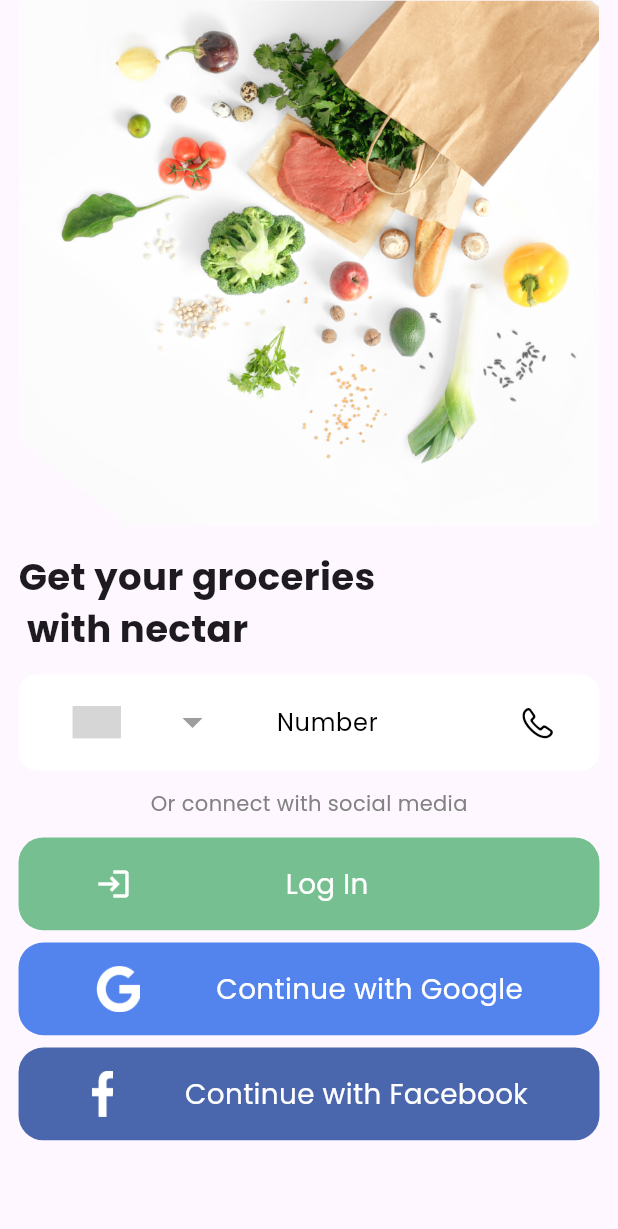
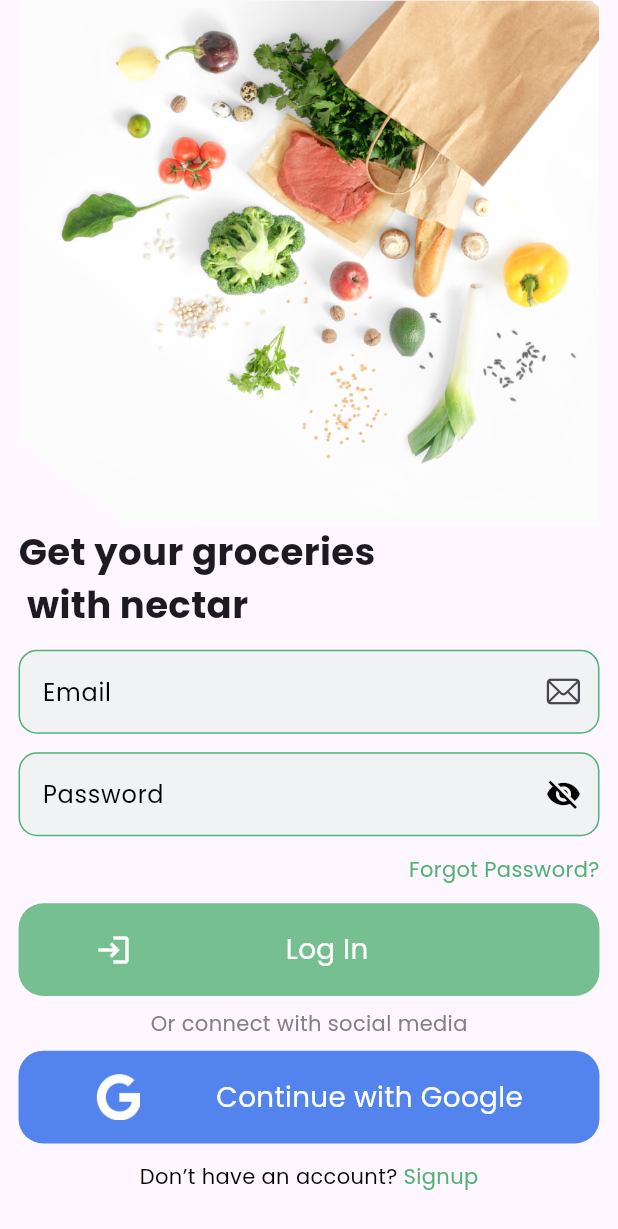
Before and after one commit to shibii787/nectar_project1, a Flutter app: the signPage screen opened directly, on a phone screen of 412 x 824 dp. Shown: the top 1229 px of the screen. Run offline on Flutter 3.47's test engine with Material 3 defaults, Android fonts, the phone set to English and light mode, and no system bars; drawn by our look-alikes of country_code_picker; our stand-ins replace carousel_slider, cloud_firestore, firebase_auth, firebase_core, firebase_storage, flutter_riverpod and 10 more; missing offline and left inert: animated_rating_stars, flutter_flip_card; accounts and stored records are empty; grey boxes are pictures that could not be loaded.

Commit message:
edit sign page

```diff
--- a/lib/app_authentication/sign_page.dart
+++ b/lib/app_authentication/sign_page.dart
@@ -1,7 +1,9 @@
 import 'package:country_code_picker/country_code_picker.dart';
 import 'package:flutter/cupertino.dart';
 import 'package:flutter/material.dart';
-import 'package:nectar_project1/app_authentication/log_in.dart';
+import 'package:nectar_project1/app_authentication/forgot_password.dart';
+import 'package:nectar_project1/app_authentication/select_location_page.dart';
+import 'package:nectar_project1/app_authentication/signup_page.dart';
 import 'package:nectar_project1/app_authentication/verification_page.dart';
 import 'package:nectar_project1/core/common/colors.dart';
 import 'package:nectar_project1/core/common/images.dart';
@@ -16,7 +18,17 @@ class signPage extends StatefulWidget {
 }
 
 class _signPageState extends State<signPage> {
+
+  bool tap = true;
+
   TextEditingController numberController = TextEditingController();
+  TextEditingController emailController = TextEditingController();
+  TextEditingController passwordController = TextEditingController();
+
+  final emailValidation =
+  RegExp(r"^[a-z0-9.a-z0-9.!#$%&'*+-/=?^_`{|}~]+@[a-z0-9]+\.[a-z]+");
+  final passwordValidation =
+  RegExp(r"^(?=.*?[A-Z])(?=.*?[a-z])(?=.*?[0-9])(?=.*?[!@#\$&*~]).{8,}$");
 
   final phoneValidation = RegExp(r"[0-9]{10}$");
 
@@ -34,9 +46,6 @@ class _signPageState extends State<signPage> {
             crossAxisAlignment: CrossAxisAlignment.start,
             children: [
               Image.asset(theImages.signimage),
-              SizedBox(
-                height: w * 0.04,
-              ),
               Text(
                 "Get your groceries \n with nectar",
                 style:
@@ -45,58 +54,53 @@ class _signPageState extends State<signPage> {
               SizedBox(height: w * 0.03),
               Container(
                 decoration: BoxDecoration(
-                    color: theColors.primaryColor,
-                    borderRadius: BorderRadius.circular(w * 0.03)),
+                    borderRadius: BorderRadius.circular(w*0.03)
+                ),
                 child: TextFormField(
-                  onFieldSubmitted: (value) {
-                    Navigator.push(
-                        context,
-                        MaterialPageRoute(
-                          builder: (context) => verificationPage(),
-                        ));
-                  },
-                  style: TextStyle(color: theColors.secondary),
-                  maxLength: 10,
-                  controller: numberController,
-                  keyboardType: TextInputType.number,
+                  style: TextStyle(
+                    color: theColors.secondary,
+                  ),
+                  controller: emailController,
                   autovalidateMode: AutovalidateMode.onUserInteraction,
                   validator: (value) {
-                    if (!phoneValidation.hasMatch(value!)) {
-                      return "Enter valid number";
-                    } else {
+                    if(!emailValidation.hasMatch(value!))
+                    {
+                      return "Email";
+                    }
+                    else{
                       return null;
                     }
                   },
                   decoration: InputDecoration(
-                    counterText: "",
-                    hintText: "Enter the number",
-                    hintStyle: TextStyle(color: theColors.secondary),
-                    suffixIconConstraints: BoxConstraints(minWidth: w * 0.2),
-                    suffixIcon: Container(
-                      width: w * 0.07,
-                      height: w * 0.07,
-                      child: Center(
-                          child: Icon(
-                        CupertinoIcons.phone,
-                        color: theColors.secondary,
-                        size: w * 0.06,
-                      )),
+                    filled: true,
+                    fillColor: theColors.third.withOpacity(0.08),
+                    labelText: "Email",
+                    labelStyle: TextStyle(
+                        color: theColors.secondary
                     ),
-                    prefixIcon: CountryCodePicker(
-                      flagDecoration: BoxDecoration(
-                          borderRadius: BorderRadius.circular(w * 0.02)),
-                      initialSelection: "IN",
-                      showDropDownButton: true,
-                      showFlagMain: true,
-                      showFlag: true,
-                      showCountryOnly: false,
-                      hideMainText: true,
+                    hintText: "Enter the Email",
+                    hintStyle: TextStyle(
+                        color: theColors.secondary
+                    ),
+                    suffixIcon: Icon(CupertinoIcons.mail),
+                    enabledBorder: OutlineInputBorder(
+                      borderRadius: BorderRadius.circular(w*0.03),
+                      borderSide: BorderSide(
+                          color: theColors.third
+                      ),
+                    ),
+                    focusedBorder: OutlineInputBorder(
+                      borderRadius: BorderRadius.circular(w*0.03),
+                      borderSide: BorderSide(
+                          color: theColors.third
+                      ),
                     ),
                     border: OutlineInputBorder(
-                        borderRadius: BorderRadius.circular(w * 0.03),
-                        borderSide: BorderSide.none),
-                    label: Text("Number",
-                        style: TextStyle(color: theColors.secondary)),
+                      borderRadius: BorderRadius.circular(w*0.03),
+                      borderSide: BorderSide(
+                          color: theColors.third
+                      ),
+                    ),
                     // focusedBorder: OutlineInputBorder(
                     //   borderRadius: BorderRadius.circular(width*0.03),
                     //     borderSide: BorderSide(
@@ -109,20 +113,96 @@ class _signPageState extends State<signPage> {
               SizedBox(
                 height: w * 0.03,
               ),
-              Center(
-                child: Text(
-                  "Or connect with social media",
+              Container(
+                decoration: BoxDecoration(
+                    borderRadius: BorderRadius.circular(w*0.03)
+                ),
+                child: TextFormField(
                   style: TextStyle(
-                    color: theColors.eleventh,
+                    color: theColors.secondary,
+                  ),
+                  controller: passwordController,
+                  autovalidateMode: AutovalidateMode.onUserInteraction,
+                  validator: (value) {
+                    if(!passwordValidation.hasMatch(value!))
+                    {
+                      return "Password";
+                    }
+                    else{
+                      return null;
+                    }
+                  },
+                  obscureText: tap?true:false,
+                  decoration: InputDecoration(
+                    filled: true,
+                    fillColor: theColors.third.withOpacity(0.08),
+                    labelText: "Password",
+                    labelStyle: TextStyle(
+                        color: theColors.secondary
+                    ),
+                    hintText: "Enter the password",
+                    hintStyle: TextStyle(
+                        color: theColors.secondary
+                    ),
+                    suffixIcon: InkWell(
+                        onTap: () {
+                          tap=!tap;
+                          setState(() {
+                          });
+                        },
+                        child:tap==false? Icon(Icons.visibility,
+                          color: theColors.secondary,):Icon(Icons.visibility_off,
+                          color: theColors.secondary,)),
+                    enabledBorder: OutlineInputBorder(
+                      borderRadius: BorderRadius.circular(w*0.03),
+                      borderSide: BorderSide(
+                          color: theColors.third
+                      ),
+                    ),
+                    focusedBorder: OutlineInputBorder(
+                      borderRadius: BorderRadius.circular(w*0.03),
+                      borderSide: BorderSide(
+                          color: theColors.third
+                      ),
+                    ),
+                    border: OutlineInputBorder(
+                      borderRadius: BorderRadius.circular(w*0.03),
+                      borderSide: BorderSide(
+                          color: theColors.third
+                      ),
+                    ),
+                    // focusedBorder: OutlineInputBorder(
+                    //   borderRadius: BorderRadius.circular(width*0.03),
+                    //     borderSide: BorderSide(
+                    //         color: Colors.blue
+                    //     )
+                    // )
                   ),
                 ),
               ),
               SizedBox(
                 height: w * 0.03,
               ),
+              Row(
+                mainAxisAlignment: MainAxisAlignment.spaceBetween,
+                children: [
+                  Row(),
+                  Row(),
+                  InkWell(
+                    onTap: () {
+                      Navigator.push(context, CupertinoPageRoute(builder: (context) => forgotPassword(),));
+                    },
+                    child: Text(
+                      "Forgot Password?",
+                      style: TextStyle(color: theColors.third),
+                    ),
+                  )
+                ],
+              ),
+              SizedBox(height: w*0.03,),
               InkWell(
                 onTap: () {
-                  Navigator.push(context, CupertinoPageRoute(builder: (context) => logIn(),));
+                  Navigator.push(context, CupertinoPageRoute(builder: (context) => selectLocationPage(),));
                 },
                 child: Container(
                   height: w * 0.15,
@@ -147,6 +227,15 @@ class _signPageState extends State<signPage> {
               SizedBox(
                 height: w * 0.02,
               ),
+              Center(
+                child: Text(
+                  "Or connect with social media",
+                  style: TextStyle(
+                    color: theColors.eleventh,
+                  ),
+                ),
+              ),
+              SizedBox(height: w*0.02,),
               Container(
                 height: w * 0.15,
                 width: w * 1,
@@ -169,31 +258,31 @@ class _signPageState extends State<signPage> {
                   ],
                 ),
               ),
-              SizedBox(
-                height: w * 0.02,
-              ),
-              Container(
-                height: w * 0.15,
-                width: w * 1,
-                decoration: BoxDecoration(
-                    color: theColors.fifth,
-                    borderRadius: BorderRadius.circular(w * 0.04)),
-                child: Row(
-                  mainAxisAlignment: MainAxisAlignment.spaceEvenly,
-                  children: [
-                    Container(
-                        child: Image.asset(
-                      theImages.fbimage,
-                      height: w * 0.075,
-                    )),
-                    Text(
-                      "Continue with Facebook",
-                      style: TextStyle(
-                          color: theColors.primaryColor, fontSize: w * 0.045),
-                    )
-                  ],
-                ),
-              ),
+              SizedBox(height: w*0.03,),
+              Row(
+                mainAxisAlignment: MainAxisAlignment.center,
+                children: [
+                  Text(
+                    "Don’t have an account?",
+                    style: TextStyle(
+                      color: theColors.secondary,
+                    ),
+                  ),
+                  InkWell(
+                    onTap: () {
+                      Navigator.push(
+                          context,
+                          MaterialPageRoute(
+                            builder: (context) => signupPage(),
+                          ));
+                    },
+                    child: Text(
+                      " Signup",
+                      style: TextStyle(color: theColors.third),
+                    ),
+                  )
+                ],
+              )
             ],
           ),
         ),
--- a/lib/app_authentication/signup_page.dart
+++ b/lib/app_authentication/signup_page.dart
@@ -7,8 +7,8 @@ import 'package:flutter_riverpod/flutter_riverpod.dart';
 import 'package:geocoding/geocoding.dart';
 import 'package:geolocator/geolocator.dart';
 import 'package:image_picker/image_picker.dart';
-import 'package:nectar_project1/app_authentication/log_in.dart';
 import 'package:nectar_project1/app_authentication/select_location_page.dart';
+import 'package:nectar_project1/app_authentication/sign_page.dart';
 import 'package:nectar_project1/core/common/colors.dart';
 import 'package:nectar_project1/core/common/images.dart';
 import 'package:nectar_project1/feature/addingDetails/controller/collectionControl.dart';
@@ -472,7 +472,7 @@ class _signupPageState extends ConsumerState<signupPage> {
                       Navigator.push(
                           context,
                           MaterialPageRoute(
-                            builder: (context) => logIn(),
+                            builder: (context) => signPage(),
                           ));
                     },
                     child: Text(
--- a/lib/main.dart
+++ b/lib/main.dart
@@ -5,7 +5,6 @@ import 'package:flutter/services.dart';
 import 'package:flutter_riverpod/flutter_riverpod.dart';
 import 'package:google_fonts/google_fonts.dart';
 import 'package:nectar_project1/app_authentication/forgot_password.dart';
-import 'package:nectar_project1/app_authentication/log_in.dart';
 import 'package:nectar_project1/app_authentication/sign_page.dart';
 import 'package:nectar_project1/app_authentication/signup_page.dart';
 import 'package:nectar_project1/app_authentication/verification_page.dart';
@@ -62,7 +61,7 @@ class MyApp extends StatelessWidget {
             textTheme: GoogleFonts.poppinsTextTheme()
         ),
         debugShowCheckedModeBanner: false,
-        home: signupPage(),
+        home: signPage(),
       ),
     );
   }
```
Also changed, not shown: lib/app_authentication/log_in.dart (deleted, +0 -297 lines).
